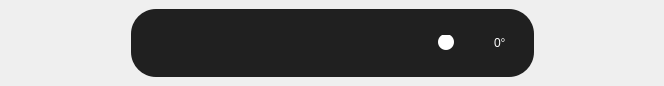
This is ui_xml/widget_function_stack.ui in zzz-muxin/image-editor as Qt 5 draws it before an edit. The edited form follows.
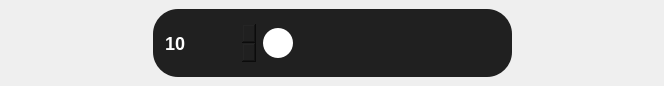
This is the edited form. Icons and pictures are not drawn.

```diff
--- a/ui_xml/widget_function_stack.ui
+++ b/ui_xml/widget_function_stack.ui
@@ -34,7 +34,7 @@
 }</string>
      </property>
      <property name="currentIndex">
-      <number>1</number>
+      <number>2</number>
      </property>
      <widget class="QWidget" name="page_crop">
       <layout class="QHBoxLayout" name="horizontalLayout_13" stretch="1,0,1">
@@ -542,6 +542,306 @@
        </item>
       </layout>
      </widget>
+     <widget class="QWidget" name="page_text">
+      <layout class="QHBoxLayout" name="horizontalLayout_2">
+       <item>
+        <spacer name="horizontalSpacer">
+         <property name="orientation">
+          <enum>Qt::Horizontal</enum>
+         </property>
+         <property name="sizeHint" stdset="0">
+          <size>
+           <width>116</width>
+           <height>20</height>
+          </size>
+         </property>
+        </spacer>
+       </item>
+       <item>
+        <widget class="QWidget" name="widget_rotate_2" native="true">
+         <property name="minimumSize">
+          <size>
+           <width>150</width>
+           <height>0</height>
+          </size>
+         </property>
+         <property name="styleSheet">
+          <string notr="true">QWidget{
+	background-color: rgb(32, 32, 32);
+	border-radius:25px;
+}</string>
+         </property>
+         <layout class="QHBoxLayout" name="horizontalLayout_18">
+          <property name="leftMargin">
+           <number>10</number>
+          </property>
+          <property name="topMargin">
+           <number>10</number>
+          </property>
+          <property name="rightMargin">
+           <number>10</number>
+          </property>
+          <property name="bottomMargin">
+           <number>10</number>
+          </property>
+          <item>
+           <widget class="QSpinBox" name="spinBox">
+            <property name="minimumSize">
+             <size>
+              <width>94</width>
+              <height>44</height>
+             </size>
+            </property>
+            <property name="maximumSize">
+             <size>
+              <width>94</width>
+              <height>44</height>
+             </size>
+            </property>
+            <property name="cursor">
+             <cursorShape>PointingHandCursor</cursorShape>
+            </property>
+            <property name="styleSheet">
+             <string notr="true">QSpinBox {
+    font-size: 18px;
+    font-weight: bold;
+	padding:0px;
+	font-family: &quot;黑体&quot;;
+	color:rgb(255, 255, 255);
+}
+QSpinBox::up-button {
+	subcontrol-position: right;
+	image: url(:/images/icon/font_increase_icon.svg);
+}
+QSpinBox::down-button {
+	subcontrol-position: left;
+	margin:0px;
+	image: url(:/images/icon/font_decrease_icon.svg);
+}
+QSpinBox::up-button:hover, QSpinBox::down-button:hover {
+    background-color:rgb(58, 58, 58);
+	margin:0px;
+	border-radius:10px;
+}</string>
+            </property>
+            <property name="accelerated">
+             <bool>true</bool>
+            </property>
+            <property name="minimum">
+             <number>10</number>
+            </property>
+            <property name="maximum">
+             <number>96</number>
+            </property>
+           </widget>
+          </item>
+          <item>
+           <widget class="QPushButton" name="pushButton_text_color">
+            <property name="minimumSize">
+             <size>
+              <width>30</width>
+              <height>30</height>
+             </size>
+            </property>
+            <property name="maximumSize">
+             <size>
+              <width>30</width>
+              <height>30</height>
+             </size>
+            </property>
+            <property name="cursor">
+             <cursorShape>PointingHandCursor</cursorShape>
+            </property>
+            <property name="styleSheet">
+             <string notr="true">.QPushButton{
+	background-color:#FFFFFF;
+	border-radius:15px;
+}</string>
+            </property>
+            <property name="flat">
+             <bool>true</bool>
+            </property>
+           </widget>
+          </item>
+          <item>
+           <widget class="QPushButton" name="pushButton_font">
+            <property name="minimumSize">
+             <size>
+              <width>48</width>
+              <height>44</height>
+             </size>
+            </property>
+            <property name="maximumSize">
+             <size>
+              <width>48</width>
+              <height>44</height>
+             </size>
+            </property>
+            <property name="cursor">
+             <cursorShape>PointingHandCursor</cursorShape>
+            </property>
+            <property name="toolTip">
+             <string>字体</string>
+            </property>
+            <property name="toolTipDuration">
+             <number>3000</number>
+            </property>
+            <property name="styleSheet">
+             <string notr="true">.QPushButton:hover{
+	background-color:rgb(58, 58, 58);
+	border-radius:10px;
+}</string>
+            </property>
+            <property name="text">
+             <string/>
+            </property>
+            <property name="icon">
+             <iconset resource="../resources.qrc">
+              <normaloff>:/images/icon/font_icon.svg</normaloff>:/images/icon/font_icon.svg</iconset>
+            </property>
+            <property name="iconSize">
+             <size>
+              <width>35</width>
+              <height>35</height>
+             </size>
+            </property>
+            <property name="flat">
+             <bool>true</bool>
+            </property>
+           </widget>
+          </item>
+          <item>
+           <widget class="QWidget" name="separator_text" native="true">
+            <property name="minimumSize">
+             <size>
+              <width>41</width>
+              <height>0</height>
+             </size>
+            </property>
+            <property name="styleSheet">
+             <string notr="true">image:url(:/images/icon/vertical_line_icon.svg);
+background-color: transparent;</string>
+            </property>
+           </widget>
+          </item>
+          <item>
+           <widget class="QPushButton" name="pushButton_apply_text">
+            <property name="sizePolicy">
+             <sizepolicy hsizetype="Minimum" vsizetype="Fixed">
+              <horstretch>0</horstretch>
+              <verstretch>0</verstretch>
+             </sizepolicy>
+            </property>
+            <property name="minimumSize">
+             <size>
+              <width>48</width>
+              <height>44</height>
+             </size>
+            </property>
+            <property name="maximumSize">
+             <size>
+              <width>48</width>
+              <height>44</height>
+             </size>
+            </property>
+            <property name="cursor">
+             <cursorShape>PointingHandCursor</cursorShape>
+            </property>
+            <property name="toolTip">
+             <string>应用</string>
+            </property>
+            <property name="toolTipDuration">
+             <number>3000</number>
+            </property>
+            <property name="styleSheet">
+             <string notr="true">.QPushButton:hover{
+	background-color:rgb(58, 58, 58);
+	border-radius:10px;
+}</string>
+            </property>
+            <property name="text">
+             <string/>
+            </property>
+            <property name="icon">
+             <iconset resource="../resources.qrc">
+              <normaloff>:/images/icon/apply_icon.svg</normaloff>:/images/icon/apply_icon.svg</iconset>
+            </property>
+            <property name="iconSize">
+             <size>
+              <width>35</width>
+              <height>35</height>
+             </size>
+            </property>
+            <property name="flat">
+             <bool>true</bool>
+            </property>
+           </widget>
+          </item>
+          <item>
+           <widget class="QPushButton" name="pushButton_cancel_text">
+            <property name="minimumSize">
+             <size>
+              <width>48</width>
+              <height>44</height>
+             </size>
+            </property>
+            <property name="maximumSize">
+             <size>
+              <width>48</width>
+              <height>44</height>
+             </size>
+            </property>
+            <property name="cursor">
+             <cursorShape>PointingHandCursor</cursorShape>
+            </property>
+            <property name="toolTip">
+             <string>取消</string>
+            </property>
+            <property name="toolTipDuration">
+             <number>3000</number>
+            </property>
+            <property name="styleSheet">
+             <string notr="true">.QPushButton:hover{
+	background-color:rgb(58, 58, 58);
+	border-radius:10px;
+}</string>
+            </property>
+            <property name="text">
+             <string/>
+            </property>
+            <property name="icon">
+             <iconset resource="../resources.qrc">
+              <normaloff>:/images/icon/cancel_icon.svg</normaloff>:/images/icon/cancel_icon.svg</iconset>
+            </property>
+            <property name="iconSize">
+             <size>
+              <width>35</width>
+              <height>35</height>
+             </size>
+            </property>
+            <property name="flat">
+             <bool>true</bool>
+            </property>
+           </widget>
+          </item>
+         </layout>
+        </widget>
+       </item>
+       <item>
+        <spacer name="horizontalSpacer_5">
+         <property name="orientation">
+          <enum>Qt::Horizontal</enum>
+         </property>
+         <property name="sizeHint" stdset="0">
+          <size>
+           <width>115</width>
+           <height>20</height>
+          </size>
+         </property>
+        </spacer>
+       </item>
+      </layout>
+     </widget>
     </widget>
    </item>
   </layout>
```
Left out of the diff: 4 changed lines with no effect on the pictures.
